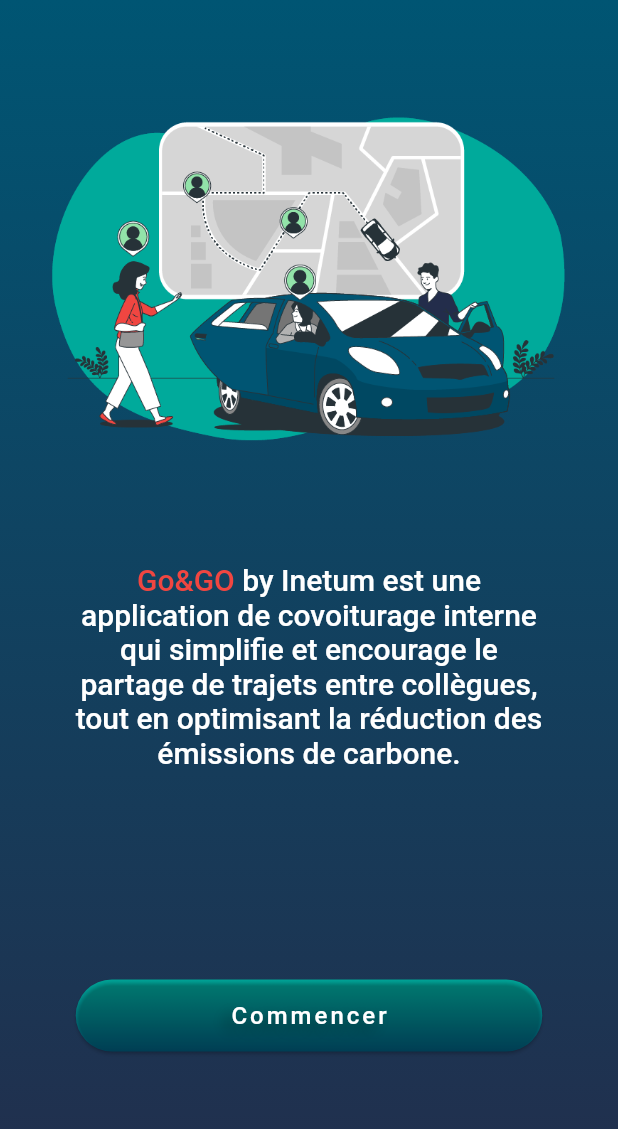
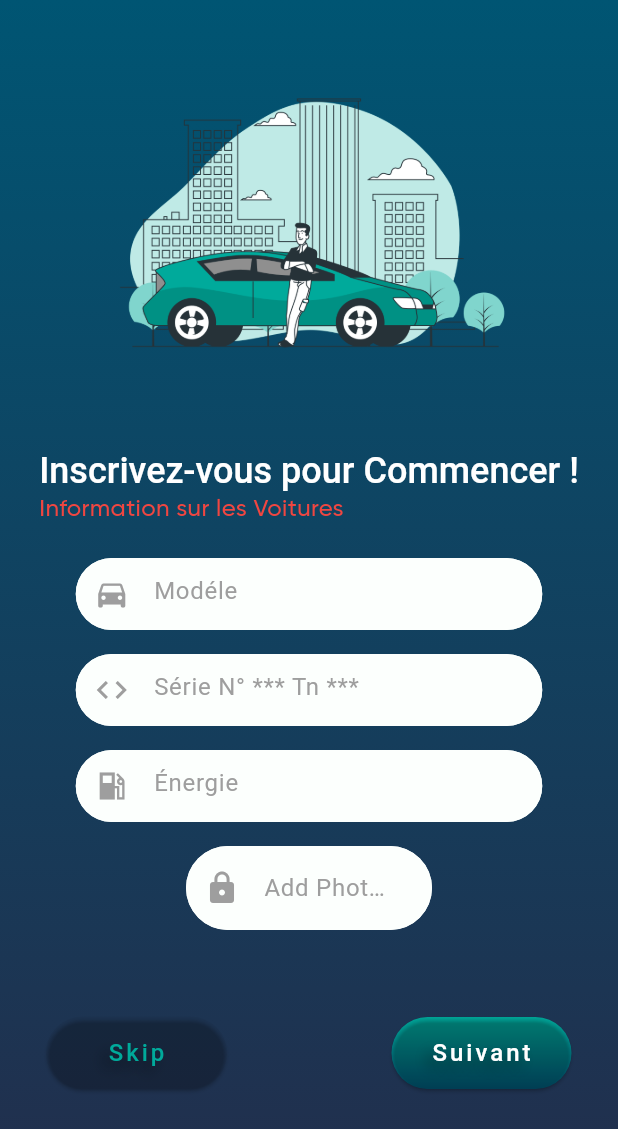
Before and after one commit to Acharouni/GOandGO, a Flutter app: the screen it shows after launch, on a phone screen of 412 x 824 dp. Shown: the top 1129 px of the screen. Run offline on Flutter 3.47's test engine with Material 2 defaults, Android fonts, the phone set to English and light mode, and no system bars.

Commit message:
register page

```diff
--- a/lib/main.dart
+++ b/lib/main.dart
@@ -1,4 +1,6 @@
 import 'package:flutter/material.dart';
+import 'package:go_and_go/screen/Regster1.dart';
+import 'package:go_and_go/screen/Regster2.dart';
 import 'package:go_and_go/screen/splash_screen.dart';
 import 'package:go_and_go/screen/startScreen.dart';
 
@@ -18,7 +20,7 @@ class MyApp extends StatelessWidget {
         colorScheme: ColorScheme.fromSeed(seedColor: Colors.deepPurple),
         useMaterial3: true,
       ),
-      home: startScreen(),
+      home: resgstertwo(),
     );
   }
 }
--- /dev/null
+++ b/lib/screen/Regster2.dart
@@ -0,0 +1,300 @@
+import 'package:flutter/material.dart';
+
+
+class resgstertwo extends StatefulWidget {
+  const resgstertwo({Key? key}) : super(key: key);
+
+  @override
+  State<resgstertwo> createState() => _resgstertwoState();
+}
+
+class _resgstertwoState extends State<resgstertwo> {
+  @override
+  Widget build(BuildContext context) {
+    return Scaffold(
+      body: Container(
+        width:double.infinity,
+        decoration: BoxDecoration(
+          gradient: LinearGradient(colors: [Color(0xFF232D4B),Color(0xFF005573)],
+              begin:Alignment.bottomCenter,
+              end: Alignment.topCenter),
+        ),
+        child: Column(
+          children: [
+            Column(
+              children: [
+                Container(
+                  child: Image.asset(
+                    'assets/img/Carsimage2.png',
+                    width: 298,
+                    height: 300,
+                    fit: BoxFit.contain, // Choose a fit option
+                  ),
+                ),
+              ],
+            ),
+            Column(
+              children: [
+                Center(
+                  child: RichText(
+                    textAlign: TextAlign.center,
+                    text: TextSpan(
+                      style: TextStyle(
+                        fontFamily: "Roboto",
+                        fontSize: 24,
+                        fontWeight: FontWeight.w500,
+                        color: Colors.white, // Couleur par défaut du texte
+                      ),
+                      children: [
+                        TextSpan(
+                          text: "Inscrivez-vous pour Commencer !",
+                        ),
+                      ],
+                    ),
+                  ),
+                ),
+                Column(
+                  children: [
+                    Container(
+                      width: 360,
+                      height: 44,
+                      child: Text(
+                        "Information sur les Voitures ",
+                        style: const TextStyle(
+                          fontFamily: "Gilroy",
+                          fontSize: 16,
+                          fontWeight: FontWeight.w400,
+                          color: Color(0xFFF04641),
+                        ),
+                        textAlign: TextAlign.left,
+                      ),
+                    ),
+                  ],
+                ),
+              ],
+            ),
+            Column(
+              children: [
+                Container(
+                  width: 311,
+                  height: 48,
+                  child: TextFormField(
+                    style: TextStyle(color: Colors.black),
+                    validator: (value) {
+                      if (value!.isEmpty) {
+                        return 'Le champ Modéle ne doit pas être vide';
+                      }
+                      return null;
+                    },
+                    decoration: InputDecoration(
+                      hintText: "Modéle",
+                      border: OutlineInputBorder(
+                        borderRadius: BorderRadius.circular(10),
+                      ),
+                      contentPadding: EdgeInsets.symmetric(horizontal: 20, vertical: 16), // Ajuster la taille du champ de saisie
+                      filled: true,
+                      fillColor: Color(0xFFFCFFFD),
+                      hintStyle: TextStyle(color: Colors.grey),
+                      enabledBorder: OutlineInputBorder( // Définir le style de la bordure quand le champ n'est pas en focus
+                        borderRadius: BorderRadius.circular(60),
+                        borderSide: BorderSide(color: Color(0xFFFCFFFD), width: 2),
+                      ),
+                      prefixIcon: Icon(Icons.directions_car, color: Colors.grey),
+                    ),
+                  ),
+                ),
+              ],
+            ),
+            SizedBox(height: 16),
+            Column(
+              children: [
+                Container(
+                  width: 311,
+                  height: 48,
+                  child: TextFormField(
+                    style: TextStyle(color: Colors.black),
+                    validator: (value) {
+                      if (value!.isEmpty) {
+                        return 'Le champ Série ne doit pas être vide';
+                      }
+                      return null;
+                    },
+                    decoration: InputDecoration(
+                      hintText: "Série N° *** Tn ***",
+                      border: OutlineInputBorder(
+                        borderRadius: BorderRadius.circular(10),
+                      ),
+                      contentPadding: EdgeInsets.symmetric(horizontal: 20, vertical: 16), // Ajuster la taille du champ de saisie
+                      filled: true,
+                      fillColor: Color(0xFFFCFFFD),
+                      hintStyle: TextStyle(color: Colors.grey),
+                      enabledBorder: OutlineInputBorder( // Définir le style de la bordure quand le champ n'est pas en focus
+                        borderRadius: BorderRadius.circular(60),
+                        borderSide: BorderSide(color: Color(0xFFFCFFFD), width: 2),
+                      ),
+                      prefixIcon: Icon(Icons.code, color: Colors.grey),
+                    ),
+                  ),
+                ),
+              ],
+            ),
+            SizedBox(height: 16),
+            Column(
+              children: [
+                Container(
+                  width: 311,
+                  height: 48,
+                  child: TextFormField(
+                    style: TextStyle(color: Colors.black),
+                    validator: (value) {
+                      if (value!.isEmpty) {
+                        return 'Le champ Énergie ne doit pas être vide';
+                      }
+                      return null;
+                    },
+                    decoration: InputDecoration(
+                      hintText: "Énergie",
+                      border: OutlineInputBorder(
+                        borderRadius: BorderRadius.circular(10),
+                      ),
+                      contentPadding: EdgeInsets.symmetric(horizontal: 20, vertical: 16), // Ajuster la taille du champ de saisie
+                      filled: true,
+                      fillColor: Color(0xFFFCFFFD),
+                      hintStyle: TextStyle(color: Colors.grey),
+                      enabledBorder: OutlineInputBorder( // Définir le style de la bordure quand le champ n'est pas en focus
+                        borderRadius: BorderRadius.circular(60),
+                        borderSide: BorderSide(color: Color(0xFFFCFFFD), width: 2),
+                      ),
+                      prefixIcon: Icon(Icons.local_gas_station_sharp, color: Colors.grey),
+                    ),
+                  ),
+                ),
+              ],
+            ),
+            SizedBox(height: 16),
+            Column(
+              children: [
+                Container(
+                  width: 164,
+                  height: 114,
+                  child: TextFormField(
+                    style: TextStyle(color: Colors.black),
+                    validator: (value) {
+                      if (value!.isEmpty) {
+                        return 'Le champ image';
+                      }
+                      return null;
+                    },
+                    decoration: InputDecoration(
+                      hintText: "Add Photo of Car",
+                      border: OutlineInputBorder(
+                        borderRadius: BorderRadius.circular(10),
+                      ),
+                      contentPadding: EdgeInsets.symmetric(horizontal: 20, vertical: 16), // Ajuster la taille du champ de saisie
+                      filled: true,
+                      fillColor: Color(0xFFFCFFFD),
+                      hintStyle: TextStyle(color: Colors.grey),
+                      enabledBorder: OutlineInputBorder( // Définir le style de la bordure quand le champ n'est pas en focus
+                        borderRadius: BorderRadius.circular(60),
+                        borderSide: BorderSide(color: Color(0xFFFCFFFD), width: 2),
+                      ),
+                      prefixIcon: Icon(Icons.lock, color: Colors.grey),
+                    ),
+                  ),
+                ),
+              ],
+            ),
+            Row(
+              mainAxisAlignment: MainAxisAlignment.center,
+              children: [
+                Container(
+                  width: 120,
+                  height: 48,
+                  decoration: BoxDecoration(
+                    gradient: LinearGradient(
+                      colors: [Color(0xFFFF52), Color(0xFF7400)],
+                      begin: Alignment.bottomCenter,
+                      end: Alignment.topCenter,
+                    ),// Couleur de fond du bouton "Skip"
+                    borderRadius: BorderRadius.circular(30.0),
+                  ),
+                  child: ElevatedButton(
+                    style: ElevatedButton.styleFrom(
+                      primary: Colors.transparent, // Rendre la couleur de fond transparente
+                      onPrimary: Color(0xFFF00AA9B), // Couleur du texte
+                      shape: RoundedRectangleBorder(
+                        borderRadius: BorderRadius.circular(30.0),
+                      ),
+                    ),
+                    onPressed: () {
+                      // Action à exécuter lorsque le bouton "Skip" est pressé
+                      print('Skip button pressed');
+                    },
+                    child: Center(
+                      child: Text(
+                        'Skip',
+                        style: TextStyle(
+                          fontSize: 16,
+                          shadows: [
+                            Shadow(
+                              blurRadius: 10.0,
+                              color: Colors.black38,
+                              offset: Offset(-5.0, 5.0),
+                            ),
+                          ],
+                          letterSpacing: 2,
+                        ),
+                      ),
+                    ),
+                  ),
+                ),
+                SizedBox(width:110, height: 16), // Espacement entre les boutons
+                Container(
+                  width: 120,
+                  height: 48,
+                  decoration: BoxDecoration(
+                    gradient: LinearGradient(
+                      colors: [Color(0xFF005573), Color(0xFF00AA9B)],
+                      begin: Alignment.bottomCenter,
+                      end: Alignment.topCenter,
+                    ),
+                    borderRadius: BorderRadius.circular(30.0),
+                  ),
+                  child: ElevatedButton(
+                    style: ElevatedButton.styleFrom(
+                      primary: Colors.transparent, // Rendre la couleur de fond transparente
+                      onPrimary: Colors.white, // Couleur du texte
+                      shape: RoundedRectangleBorder(
+                        borderRadius: BorderRadius.circular(30.0),
+                      ),
+                    ),
+                    onPressed: () {
+                      // Action à exécuter lorsque le bouton "Commencer" est pressé
+                      print('Commencer button pressed');
+                    },
+                    child: Center(
+                      child: Text(
+                        'Suivant',
+                        style: TextStyle(
+                          fontSize: 16,
+                          shadows: [
+                            Shadow(
+                              blurRadius: 10.0,
+                              color: Colors.black38,
+                              offset: Offset(-5.0, 5.0),
+                            ),
+                          ],
+                          letterSpacing: 2,
+                        ),
+                      ),
+                    ),
+                  ),
+                ),
+              ],
+            ),
+          ],
+        ),
+      ),
+    );
+  }
+}
--- a/pubspec.yaml
+++ b/pubspec.yaml
@@ -32,14 +32,17 @@ dependencies:
     sdk: flutter
 
 
+
   # The following adds the Cupertino Icons font to your application.
   # Use with the CupertinoIcons class for iOS style icons.
   cupertino_icons: ^1.0.2
+  image_picker: ^0.8.4+4
 
 dev_dependencies:
   flutter_test:
     sdk: flutter
   flutter_launcher_icons: "^0.13.1"
+
 
 flutter_launcher_icons:
   android: "launcher_icon"
@@ -71,6 +74,8 @@ flutter:
      - assets/logo/logo3.png
      - assets/logo/logoinetum.png
      - assets/img/Startimage1.png
+     - assets/img/Carimage1.png
+     - assets/img/Carsimage2.png
 
   # An image asset can refer to one or more resolution-specific "variants", see
   # https://flutter.dev/assets-and-images/#resolution-aware
```
Also changed, not shown: lib/screen/Regster1.dart (added, +198 -0 lines), assets/img/Carimage1.png (added), assets/img/Carsimage2.png (added), pubspec.lock, 5 other files.
